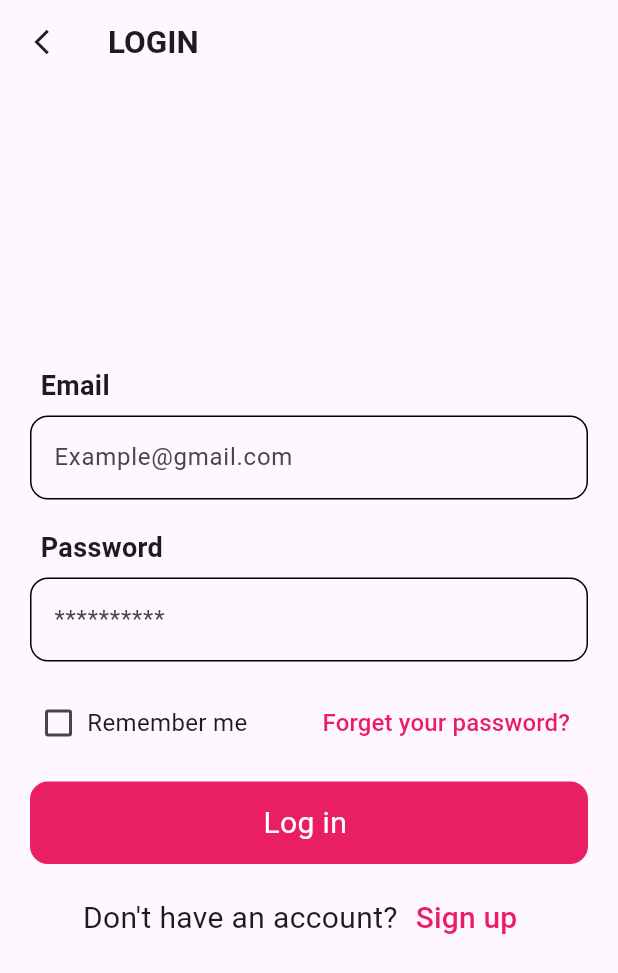
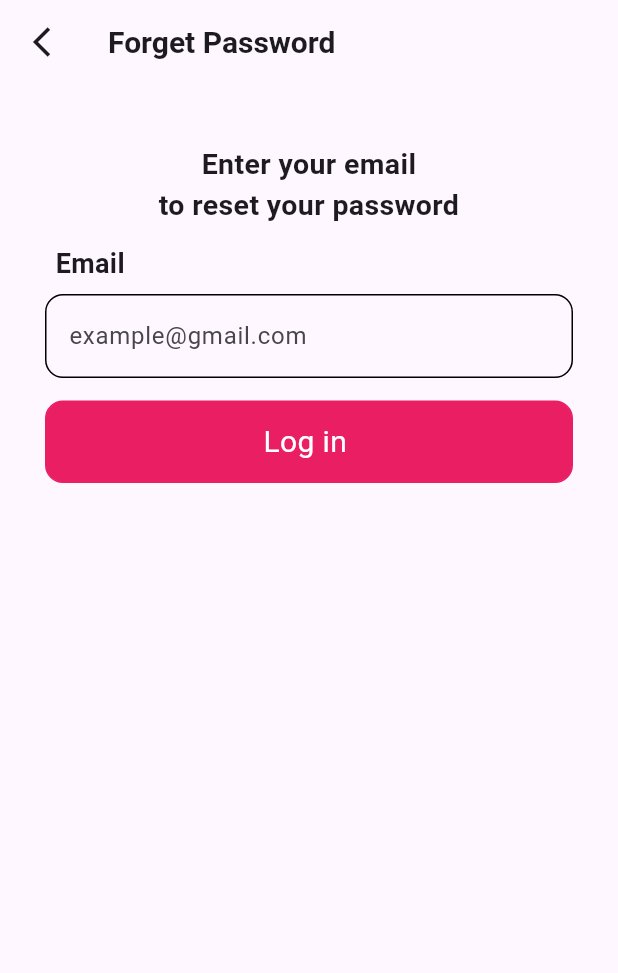
Before and after one commit to Rahmaeisa2/book_store1, a Flutter app: the LoginScreen screen opened directly, after a tap on "Forget your password?", on a phone screen of 412 x 824 dp. Shown: the top 973 px of the screen. Run offline on Flutter 3.47's test engine with Material 3 defaults, Android fonts, the phone set to English and light mode, and no system bars; our stand-ins replace flutter_screenutil, smooth_page_indicator; network calls fail.

Commit message:
register and forget password screen

```diff
--- a/lib/core/widget/custom__text_form_filed.dart
+++ b/lib/core/widget/custom__text_form_filed.dart
@@ -1,10 +1,25 @@
 import 'package:flutter/material.dart';
 
-class CustomTextFormField extends StatelessWidget {
+class CustomTextFormField extends StatefulWidget {
   final String title;
   final String? hintText;
+  final Icon? prefixIcon;
+  final bool isPassword;
 
-  const CustomTextFormField({super.key, required this.title, this.hintText});
+  const CustomTextFormField({
+    super.key,
+    required this.title,
+    this.hintText,
+    this.prefixIcon,
+    this.isPassword = false,
+  });
+
+  @override
+  State<CustomTextFormField> createState() => _CustomTextFormFieldState();
+}
+
+class _CustomTextFormFieldState extends State<CustomTextFormField> {
+  bool _passwordVisible = false;
 
   @override
   Widget build(BuildContext context) {
@@ -12,39 +27,46 @@ class CustomTextFormField extends StatelessWidget {
       crossAxisAlignment: CrossAxisAlignment.start,
       children: [
         Padding(
-            padding: const EdgeInsets.symmetric(
-              horizontal: 7
+          padding: const EdgeInsets.symmetric(horizontal: 7),
+          child: Text(
+            widget.title,
+            style: const TextStyle(
+              fontSize: 18,
+              fontWeight: FontWeight.bold,
             ),
-            child: Text(
-              title , style: TextStyle(
-              fontSize: 18,
-                fontWeight: FontWeight.bold,)),
           ),
-          SizedBox(
-            height: 7,
         ),
+        const SizedBox(height: 7),
         TextFormField(
+          //عشان اخليه لما اكتب الباسورد يبقي علي ارقام بس!z
+          keyboardType: widget.title == "Password" ? TextInputType.number : TextInputType.emailAddress,
+
+          obscureText: widget.isPassword ? !_passwordVisible : false,
           decoration: InputDecoration(
-              hintText: hintText,
+            prefixIcon: widget.prefixIcon,
+            suffixIcon: widget.isPassword
+                ? IconButton(
+              icon: Icon(
+                _passwordVisible ? Icons.visibility : Icons.visibility_off,
+              ),
+              onPressed: () {
+                setState(() {
+                  _passwordVisible = !_passwordVisible;
+                });
+              },
+            )
+                : null,
+            hintText: widget.hintText,
             border: OutlineInputBorder(
               borderRadius: BorderRadius.circular(14),
-                borderSide: BorderSide(color: Colors.pink),
+              borderSide: const BorderSide(color: Colors.pink),
             ),
-              disabledBorder: OutlineInputBorder(
-                borderRadius: BorderRadius.circular(14)
+            enabledBorder: OutlineInputBorder(
+              borderRadius: BorderRadius.circular(12),
             ),
-                enabledBorder:OutlineInputBorder(
-                  borderRadius: BorderRadius.circular(12)
-                )
-
-
           ),
-
-          )
+        ),
       ],
-
-
-
     );
   }
 }
--- /dev/null
+++ b/lib/feature/ForgetPassword/presentation/forget_password.dart
@@ -0,0 +1,63 @@
+import 'package:book_store/core/widget/custom__text_form_filed.dart';
+import 'package:book_store/core/widget/custom_button.dart';
+import 'package:flutter/material.dart';
+
+class ForgetPassword extends StatefulWidget {
+   ForgetPassword({super.key});
+
+  @override
+  State<ForgetPassword> createState() => _ForgetPasswordState();
+}
+
+class _ForgetPasswordState extends State<ForgetPassword> {
+  @override
+  Widget build(BuildContext context) {
+    return Scaffold(
+
+      appBar: AppBar(
+        leading: InkWell(
+          onTap: (){
+            Navigator.pop(context);
+          },
+            child: Icon(Icons.arrow_back_ios_outlined ,)),
+        title:Text(
+          "Forget Password" , style: TextStyle(
+          fontSize: 20,
+          fontWeight: FontWeight.bold
+        ),
+        ),
+      ),
+      body: Padding(
+        padding: EdgeInsets.symmetric(
+          horizontal: 30,
+        vertical: 40),
+        child: Center(
+          child: Column(
+            children: [
+              Text(
+                textAlign: TextAlign.center,
+                "Enter your email \n"
+                  "to reset your password",
+               style: TextStyle(
+                 fontSize: 19,
+                 fontWeight: FontWeight.w600
+               ),),
+              SizedBox(
+                height: 13,
+              ),
+              CustomTextFormField(title: "Email" ,
+                hintText: "example@gmail.com",
+              ),
+              SizedBox(
+                height: 15,
+              ),
+              CustomButton(name: "Log in ", onTap: (){}),
+
+
+            ],
+          ),
+        ),
+      ),
+    );
+  }
+}
--- a/lib/feature/Login/login.dart
+++ b/lib/feature/Login/login.dart
@@ -1,4 +1,6 @@
 import 'package:book_store/core/widget/custom_button.dart';
+import 'package:book_store/feature/ForgetPassword/presentation/forget_password.dart';
+import 'package:book_store/feature/register/persentation/register_screen.dart';
 import 'package:flutter/cupertino.dart';
 import 'package:flutter/material.dart';
 import 'package:flutter/widgets.dart';
@@ -12,6 +14,8 @@ class LoginScreen extends StatefulWidget {
 }
 class _LoginScreenState extends State<LoginScreen> {
   bool? value = false;
+  final bool _passwordVisible = false;
+
   @override
   Widget build(BuildContext context) {
     return Scaffold(
@@ -26,7 +30,7 @@ class _LoginScreenState extends State<LoginScreen> {
         ),
         title: Text("LOGIN",
         style: TextStyle(
-          fontSize: 21,
+          fontSize: 20,
           fontWeight:FontWeight.bold
         ),),
       ),
@@ -34,7 +38,7 @@ class _LoginScreenState extends State<LoginScreen> {
         child: Padding(
           padding: const EdgeInsets.symmetric(
             horizontal: 20,
-            vertical: 50
+            vertical: 20
           ),
           child: SingleChildScrollView(
             child: Column(
@@ -42,12 +46,18 @@ class _LoginScreenState extends State<LoginScreen> {
                   CustomTextFormField(
                     title: "Email",
                     hintText: "Example@gmail.com",
+                    prefixIcon: Icon(Icons.email),
                   ),
                   SizedBox(
                     height: 19,
                   ),
-                  CustomTextFormField(title: "Password",
+                  CustomTextFormField(
+
+                    title: "Password",
                   hintText: "**********",
+                    prefixIcon: Icon(Icons.lock),
+                    isPassword: true,
+
                   ),
                   SizedBox(
                     height: 17,
@@ -57,7 +67,9 @@ class _LoginScreenState extends State<LoginScreen> {
                       mainAxisAlignment: MainAxisAlignment.start,
                       children: [
                         Expanded(
-                          child: Checkbox(value: value, onChanged: (bool? newValue){
+                          child: Checkbox(
+                            activeColor: Colors.pink,
+                              value: value, onChanged: (bool? newValue){
                             setState(() {
                               value=newValue;
                             });
@@ -67,7 +79,10 @@ class _LoginScreenState extends State<LoginScreen> {
                           fontSize: 16 ,
                         ),),
                         Spacer(),
-                        TextButton(onPressed: (){}, child: Text(
+                        TextButton(onPressed: (){
+                          Navigator.push(context, MaterialPageRoute(builder: (context)=>ForgetPassword()));
+
+                        }, child: Text(
                           "Forget your password?"
                               ,style: TextStyle(
                           color: Colors.pink,
@@ -89,11 +104,15 @@ class _LoginScreenState extends State<LoginScreen> {
                       Text("Don't have an account?",
                         style: TextStyle(
                           fontSize: 20,
+                          fontWeight: FontWeight.bold
                         ),),
-                      TextButton(onPressed: (){}, child: Text(
+                      TextButton(onPressed: (){
+                        Navigator.push(context, MaterialPageRoute(builder: (context)=>RegisterScreen()));
+                      }, child: Text(
                         "Sign up",
                         style: TextStyle(
                           fontSize: 20,
+                          fontWeight: FontWeight.bold,
                           color: Colors.pink
                         ),
                       ))
```
Also changed, not shown: lib/feature/register/persentation/register_screen.dart (+89 -1 lines). Lines whose indentation alone changed are shown as unchanged.
